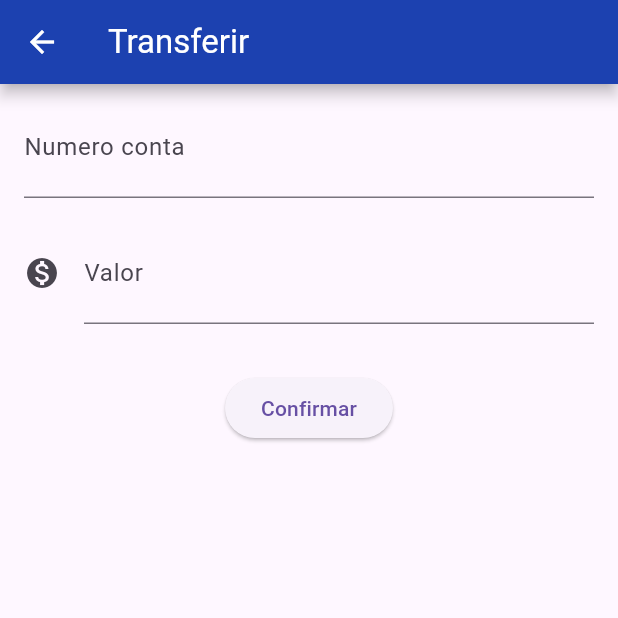
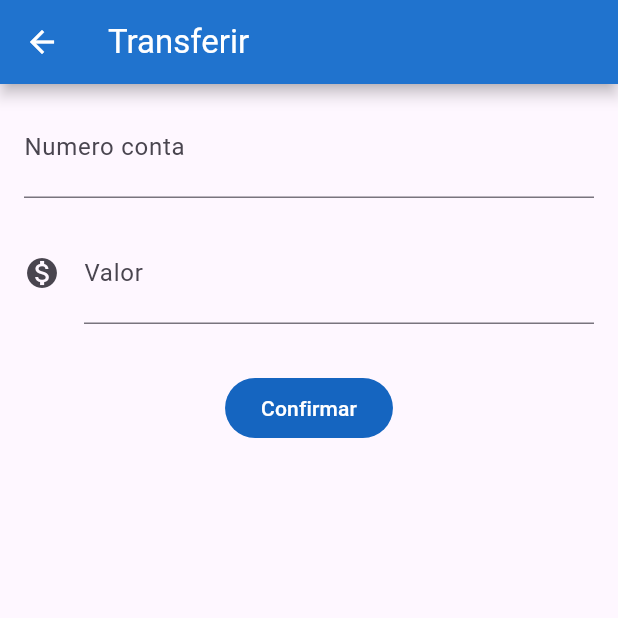
Before and after one commit to leticiamrosa/bytebank, a Flutter app: the screen it shows after launch, after a tap on the "add" icon, on a phone screen of 412 x 824 dp, the top half of it. Run offline on Flutter 3.47's test engine with Material 3 defaults, Android fonts, the phone set to English and light mode, and no system bars.

Commit message:
feat: adjustment theme

```diff
--- a/lib/main.dart
+++ b/lib/main.dart
@@ -15,14 +15,19 @@ class BytebankApp extends StatelessWidget {
     return MaterialApp(
         title: 'Flutter Demo',
         theme: ThemeData(
+          primaryColor: primaryColor,
           appBarTheme: AppBarTheme(
-            backgroundColor: primaryColor,
+            backgroundColor: Colors.blue.shade700,
             elevation: 4.0,
             shadowColor: Theme.of(context).colorScheme.shadow,
             iconTheme: const IconThemeData(
               color: Colors.white,
             ),
           ),
+          floatingActionButtonTheme: FloatingActionButtonThemeData(
+            foregroundColor: Colors.white,
+            backgroundColor: Colors.blue.shade800,
+          ),
         ),
         home: const Scaffold(body: TransactionsScreen()));
   }
--- a/lib/payments/presentation/widgets/transfer_form_state.dart
+++ b/lib/payments/presentation/widgets/transfer_form_state.dart
@@ -52,7 +52,11 @@ class TransactionFormState extends State<TransferForm> {
           ),
           Padding(
             padding: const EdgeInsets.fromLTRB(16.0, 24.0, 16.0, 8.0),
-            child: ElevatedButton(
+            child: FilledButton(
+              style: ElevatedButton.styleFrom(
+                backgroundColor:
+                    Colors.blue.shade800, // Defina a cor do botão aqui
+              ),
               onPressed: () {
                 createTransfer(context);
               },
```
